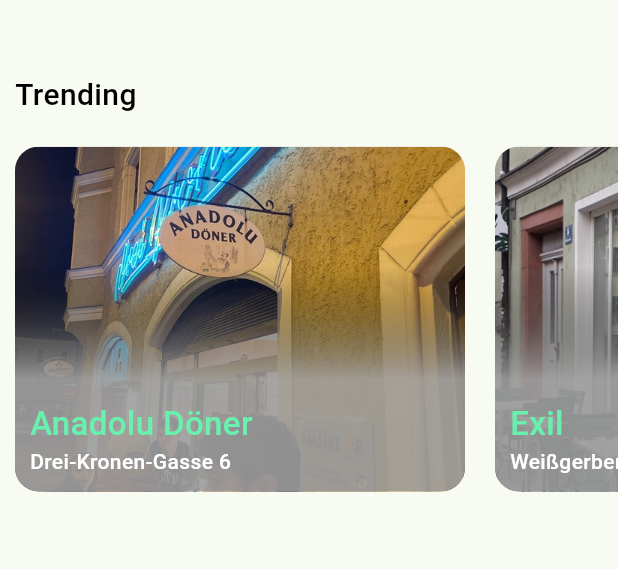
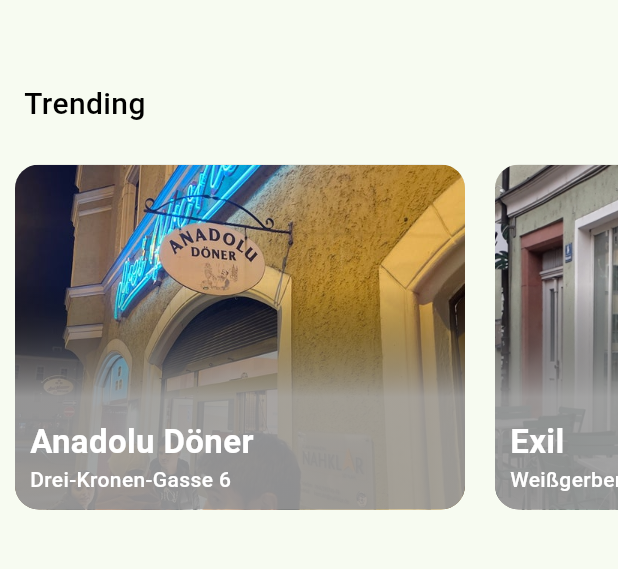
Before and after one commit to Nortontium/DoenerTop, a Flutter app: the Navigation screen opened directly, after a tap on "Home", on a phone screen of 412 x 824 dp, the part 71-640 px from its top. Run offline on Flutter 3.47's test engine with Material 2 defaults, Android fonts, the phone set to English and light mode, and no system bars; our stand-ins replace cloud_firestore, firebase_auth, firebase_core, flutter_svg; accounts and stored records are empty; network calls fail; Roboto replaces fonts that are missing (DelaGothicOne).

```diff
--- a/lib/main.dart
+++ b/lib/main.dart
@@ -1,8 +1,7 @@
-import 'package:doenertop/views/login.dart';
+import 'package:doenertop/components/firebase.dart';
 import 'package:flutter/material.dart';
 import 'package:firebase_core/firebase_core.dart';
 import 'firebase_options.dart';
-import 'package:firebase_auth/firebase_auth.dart';
 
 void main() async {
   WidgetsFlutterBinding.ensureInitialized();
@@ -12,8 +11,14 @@ void main() async {
   runApp(const DoenerTop());
 }
 
-class DoenerTop extends StatelessWidget {
+class DoenerTop extends StatefulWidget {
   const DoenerTop({super.key});
+
+  @override
+  State<StatefulWidget> createState() => _DoenerTopState();
+}
+
+class _DoenerTopState extends State<DoenerTop> {
 
   @override
   Widget build(BuildContext context) {
@@ -24,7 +29,7 @@ class DoenerTop extends StatelessWidget {
         useMaterial3: true,
         fontFamily: "DelaGothicOne",
       ),
-      home: const Login(),
+      home: const CheckLogin(),
       debugShowCheckedModeBanner: false,
     );
   }
--- a/lib/views/home.dart
+++ b/lib/views/home.dart
@@ -95,7 +95,7 @@ class _HomeState extends State<Home> {
               height: 30,
             ),
             const Padding(
-              padding: EdgeInsets.all(10),
+              padding: EdgeInsets.all(16),
               child: Text(
                 "Trending",
                 style: TextStyle(
@@ -150,8 +150,10 @@ class _HomeState extends State<Home> {
                                   shops[index].name,
                                   overflow: TextOverflow.clip,
                                   style: const TextStyle(
-                                    color: Colors.greenAccent,
+                                    color: Colors.white,
                                     fontSize: 22,
+                                    fontFamily: "Roboto",
+                                    fontWeight: FontWeight.bold,
                                   ),
                                 ),
                                 Text(
@@ -160,6 +162,7 @@ class _HomeState extends State<Home> {
                                   style: const TextStyle(
                                     color: Colors.white,
                                     fontSize: 14,
+                                    fontFamily: "Roboto",
                                   ),
                                 ),
                               ],
--- a/lib/views/navigation.dart
+++ b/lib/views/navigation.dart
@@ -4,8 +4,6 @@ import 'package:firebase_auth/firebase_auth.dart';
 import 'home.dart';
 
 import 'package:flutter/material.dart';
-
-import 'login.dart';
 
 class Navigation extends StatefulWidget {
   const Navigation({super.key});
@@ -49,11 +47,6 @@ class _NavigationState extends State<Navigation> {
     );
   }
 
-  void _logout() async {
-    await FirebaseAuth.instance.signOut();
-    //logged out and returning to login
-  }
-
   @override
   Widget build(BuildContext context) {
     return Scaffold(
@@ -69,7 +62,7 @@ class _NavigationState extends State<Navigation> {
           mainAxisAlignment: MainAxisAlignment.start,
           crossAxisAlignment: CrossAxisAlignment.center,
           children: [
-            const SizedBox(height: 100),
+            const SizedBox(height: 150),
             TextButton(
               onPressed: _pushHome,
               child: const Text(
@@ -102,17 +95,6 @@ class _NavigationState extends State<Navigation> {
                 ),
               ),
             ),
-            const SizedBox(height: 28),
-            TextButton(
-              onPressed: _logout,
-              child: const Text(
-                "Logout",
-                style: TextStyle(
-                  color: Colors.black,
-                  fontSize: 28,
-                ),
-              ),
-            ),
           ],
         ),
       ),
```
Also changed, not shown: lib/components/firebase.dart (+91 -2 lines), lib/views/login.dart (+9 -2 lines), lib/views/profile.dart (+42 -9 lines), pubspec.yaml (+7 -0 lines), flutter_01.png (added), pubspec.lock, 70 other files.
